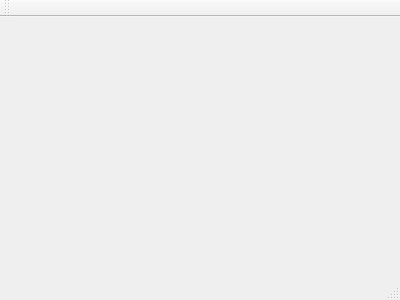
Before: the Qt Designer form mainwindow.ui in IgorTabachnik/PubNewIngul, drawn with Qt 5.
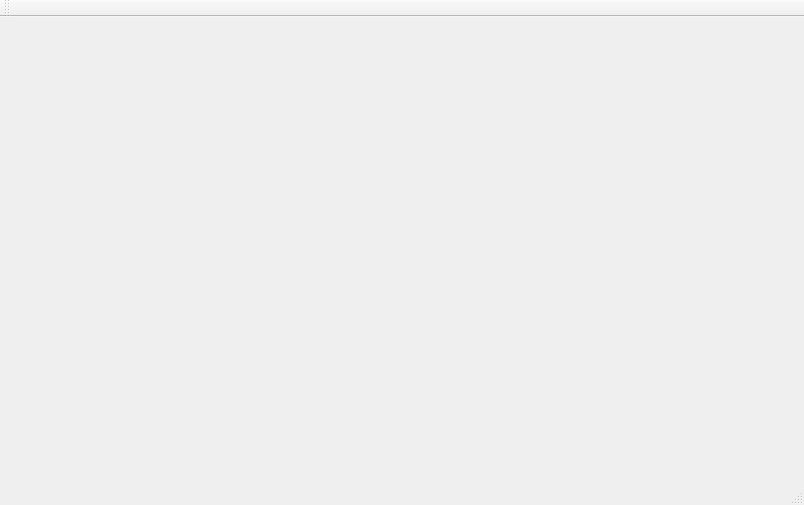
After: the same form once the commit is applied. Custom widgets are drawn as their Qt base class.

```diff
--- a/mainwindow.ui
+++ b/mainwindow.ui
@@ -6,14 +6,31 @@
    <rect>
     <x>0</x>
     <y>0</y>
-    <width>400</width>
-    <height>300</height>
+    <width>804</width>
+    <height>505</height>
    </rect>
   </property>
   <property name="windowTitle">
    <string>MainWindow</string>
   </property>
-  <widget class="QWidget" name="centralWidget"/>
+  <property name="styleSheet">
+   <string notr="true"/>
+  </property>
+  <widget class="QWidget" name="centralWidget">
+   <property name="enabled">
+    <bool>true</bool>
+   </property>
+   <widget class="Choicewindow" name="widget" native="true">
+    <property name="geometry">
+     <rect>
+      <x>20</x>
+      <y>10</y>
+      <width>171</width>
+      <height>311</height>
+     </rect>
+    </property>
+   </widget>
+  </widget>
   <widget class="QMenuBar" name="menuBar">
    <property name="geometry">
     <rect>
@@ -35,6 +52,14 @@
   <widget class="QStatusBar" name="statusBar"/>
  </widget>
  <layoutdefault spacing="6" margin="11"/>
+ <customwidgets>
+  <customwidget>
+   <class>Choicewindow</class>
+   <extends>QWidget</extends>
+   <header>choicewindow.h</header>
+   <container>1</container>
+  </customwidget>
+ </customwidgets>
  <resources/>
  <connections/>
 </ui>
```
Left out of the diff: 4 changed lines with no effect on the pictures.
